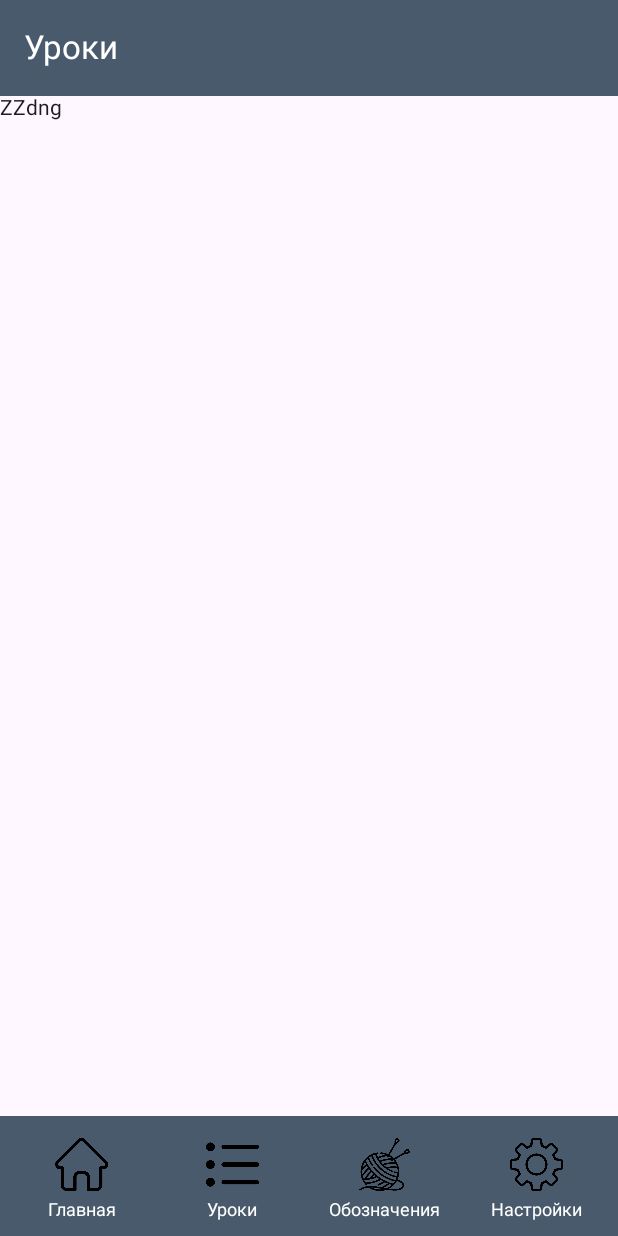
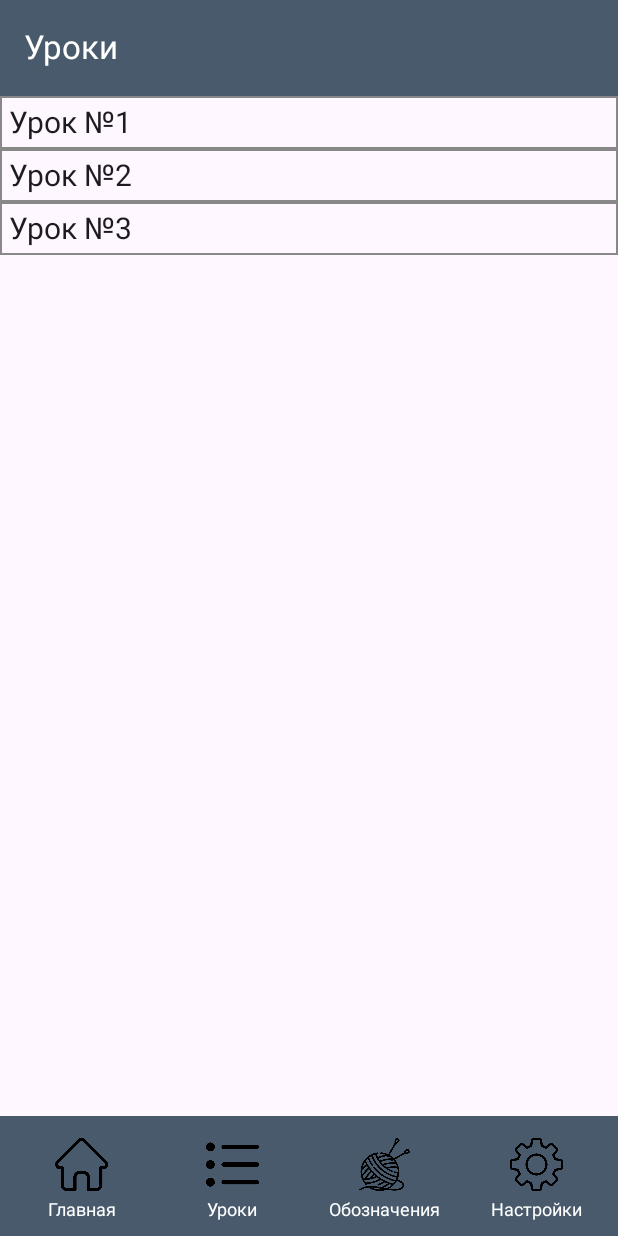
Before and after one commit to VermilionRed/Knitting, an Android app built with Jetpack Compose: the screen it shows after launch (MainActivity), after a tap on "Уроки", on a phone screen of 412 x 824 dp. Run offline under Robolectric (Android 15) with nearby library versions, the phone set to English and light mode, and no system bars.

Commit message:
add lessons button

```diff
--- a/app/src/main/java/com/example/knitting/MainActivity.kt
+++ b/app/src/main/java/com/example/knitting/MainActivity.kt
@@ -5,9 +5,11 @@ import androidx.activity.ComponentActivity
 import androidx.activity.compose.setContent
 import androidx.activity.enableEdgeToEdge
 import androidx.compose.foundation.Image
-import androidx.compose.foundation.background
+import androidx.compose.foundation.border
 import androidx.compose.foundation.clickable
+import androidx.compose.foundation.layout.Box
 import androidx.compose.foundation.layout.Column
+import androidx.compose.foundation.layout.Row
 import androidx.compose.foundation.layout.WindowInsets
 import androidx.compose.foundation.layout.fillMaxSize
 import androidx.compose.foundation.layout.fillMaxWidth
@@ -15,10 +17,11 @@ import androidx.compose.foundation.layout.padding
 import androidx.compose.foundation.layout.safeDrawing
 import androidx.compose.foundation.layout.size
 import androidx.compose.foundation.layout.windowInsetsPadding
+import androidx.compose.foundation.rememberScrollState
+import androidx.compose.foundation.shape.RoundedCornerShape
+import androidx.compose.foundation.verticalScroll
 import androidx.compose.material3.BottomAppBar
-import androidx.compose.material3.Button
 import androidx.compose.material3.ExperimentalMaterial3Api
-import androidx.compose.material3.MaterialTheme
 import androidx.compose.material3.Scaffold
 import androidx.compose.material3.ScaffoldDefaults
 import androidx.compose.material3.Text
@@ -26,9 +29,6 @@ import androidx.compose.material3.TopAppBar
 import androidx.compose.material3.TopAppBarDefaults.topAppBarColors
 import androidx.compose.runtime.Composable
 import androidx.compose.runtime.getValue
-import androidx.compose.runtime.mutableStateOf
-import androidx.compose.runtime.remember
-import androidx.compose.runtime.setValue
 import androidx.compose.ui.Alignment
 import androidx.compose.ui.Modifier
 import androidx.compose.ui.graphics.Color
@@ -62,7 +62,7 @@ fun Main() {
     val navController = rememberNavController()
     val navBackStackEntry by navController.currentBackStackEntryAsState()
     val currentRoute = navBackStackEntry?.destination?.route
-    val myColor = Color(0xFF485A6C)
+    val darkBlue = Color(0xFF485A6C)
 
     Scaffold(
         modifier = Modifier
@@ -73,7 +73,7 @@ fun Main() {
         topBar = {
             TopAppBar(
                 colors = topAppBarColors(
-                    containerColor = myColor,
+                    containerColor = darkBlue,
                     titleContentColor = Color.White,
                 ),
                 title = {
@@ -91,26 +91,40 @@ fun Main() {
     }
 }
 
+//The function that controls the buttons. Throws it at other windows
 @Composable
 fun NavigationGraph(modifier: Modifier, navController: NavHostController) {
     NavHost(
         modifier = modifier,
         navController = navController,
-        startDestination = NavRoutes.Lessons.route
+        startDestination = NavRoutes.Home.route
     ) {
         composable(NavRoutes.Home.route) { Home() }
         composable(NavRoutes.Lessons.route) { Lessons(navController) }
         composable(NavRoutes.Designations.route) { Designations() }
         composable(NavRoutes.Settings.route) { Settings() }
-        composable(NavRoutes.One.route) { One() }
+        composable(NavRoutes.LessonOne.route) { LessonOne(navController) }
+        composable(NavRoutes.LessonTwo.route) { LessonTwo(navController) }
+        composable(NavRoutes.LessonThree.route) { LessonThree(navController) }
     }
 }
 
+sealed class NavRoutes(val route: String) {
+    object Home : NavRoutes("Главная")
+    object Lessons : NavRoutes("Уроки")
+    object Designations : NavRoutes("Обозначения")
+    object Settings : NavRoutes("Настройки")
+    object LessonOne : NavRoutes("Урок №1")
+    object LessonTwo : NavRoutes("Урок №2")
+    object LessonThree : NavRoutes("Урок №3")
+}
+
+//Changing the bottom bar, buttons, images
 @Composable
 fun NavBar(navController: NavHostController) {
-    val myColor = Color(0xFF485A6C)
+    val darkBlue = Color(0xFF485A6C)
     BottomAppBar(
-        containerColor = myColor,
+        containerColor = darkBlue,
         actions = {
             NavBarButton(modifier = Modifier
                 .clickable { navController.navigate(NavRoutes.Home.route) }
@@ -145,6 +159,7 @@ fun NavBar(navController: NavHostController) {
     )
 }
 
+//Bottom bar button pattern, design
 @Composable
 fun NavBarButton(
     modifier: Modifier,
@@ -170,50 +185,165 @@ fun NavBarButton(
     }
 }
 
+//The home window
 @Composable
 fun Home() {
     Column(
         Modifier
-        //.fillMaxWidth()
+            .verticalScroll(rememberScrollState())
     ) {
+        Box(modifier = Modifier) {
             Image(
                 modifier = Modifier
                     .fillMaxWidth(),
+                alpha = 0.3f,
                 bitmap = ImageBitmap.imageResource(R.drawable.yarn_balls),
                 contentScale = ContentScale.FillWidth,
                 contentDescription = "Вязание с нуля",
             )
+            Row(modifier = Modifier
+                .fillMaxWidth()
+                .padding(horizontal = 20.dp)
+            ) {
+                Image(
+                    modifier = Modifier
+                        .align(Alignment.CenterVertically)
+                        .size(70.dp),
+                    bitmap = ImageBitmap.imageResource(R.drawable.knitting_colored),
+                    contentDescription = "Вязание с нуля",
+                )
+                Image(
+                    modifier = Modifier
+                        .fillMaxWidth()
+                        .size(220.dp),
+                    bitmap = ImageBitmap.imageResource(R.drawable.title),
+                    contentDescription = "Вязание с нуля",
+                )
+            }
+        }
         Text(
             "Ваш прогресс:",
             Modifier
                 .padding(start = 20.dp, top = 10.dp),
-            fontSize = 30.sp
+            fontSize = 18.sp
         )
     }
 }
 
+//The lessons window
 @Composable
 fun Lessons(navController: NavHostController) {
-    val myColor = Color(0xFF485A6C)
+    val darkBlue = Color(0xFF485A6C)
     Column {
-        LessonButton(modifier = Modifier
-            .clickable { navController.navigate(NavRoutes.One.route) },
-            text = "ZZdng"
+        LessonButton(
+            modifier = Modifier
+                .clickable { navController.navigate(NavRoutes.LessonOne.route) }
+                .fillMaxWidth(),
+            text = "Урок №1"
+        )
+        LessonButton(
+            modifier = Modifier
+                .clickable { navController.navigate(NavRoutes.LessonTwo.route) }
+                .fillMaxWidth(),
+            text = "Урок №2"
+        )
+        LessonButton(
+            modifier = Modifier
+                .clickable { navController.navigate(NavRoutes.LessonThree.route) }
+                .fillMaxWidth(),
+            text = "Урок №3"
         )
     }
 }
 
+//Lesson button pattern, design
 @Composable
-fun One(){
-    Text(text = "kn df klvnfsvk f")
+fun LessonButton(
+    modifier: Modifier,
+    text: String
+) {
+    Text(
+        text = text,
+        modifier = modifier
+            .border(width = 1.dp, color = Color.Gray)
+            .padding(6.dp),
+        fontSize = 20.sp
+    )
+}
+
+//Windows inside the lessons
+@Composable
+fun LessonOne(navController: NavHostController) {
+    val darkBlue = Color(0xFF485A6C)
+    Column(
+        modifier = Modifier.padding(top = 5.dp, start = 5.dp)
+    ) {
+        ReturnButton(modifier = Modifier
+            .border(width = 2.dp, color = darkBlue, shape = RoundedCornerShape(20.dp))
+            .clickable { navController.navigate(NavRoutes.Lessons.route) }
+            .padding(10.dp),
+            bitmap = ImageBitmap.imageResource(R.drawable.left_arrow),
+            contentDescription = "Вернуться к урокам"
+        )
+        Text(text = "111")
+    }
 }
 
 @Composable
-fun LessonButton(modifier: Modifier, text: String) {
+fun LessonTwo(navController: NavHostController) {
+    val darkBlue = Color(0xFF485A6C)
+    Column(
+        modifier = Modifier.padding(top = 5.dp, start = 5.dp)
+    ) {
+        ReturnButton(modifier = Modifier
+            .border(width = 2.dp, color = darkBlue, shape = RoundedCornerShape(20.dp))
+            .clickable { navController.navigate(NavRoutes.Lessons.route) }
+            .padding(10.dp),
+            bitmap = ImageBitmap.imageResource(R.drawable.left_arrow),
+            contentDescription = "Вернуться к урокам"
+        )
+        Text(text = "222")
+    }
+}
+
+@Composable
+fun LessonThree(navController: NavHostController) {
+    val darkBlue = Color(0xFF485A6C)
+    Column(
+        modifier = Modifier.padding(top = 5.dp, start = 5.dp)
+    ) {
+        ReturnButton(modifier = Modifier
+            .border(width = 2.dp, color = darkBlue, shape = RoundedCornerShape(20.dp))
+            .clickable { navController.navigate(NavRoutes.Lessons.route) }
+            .padding(10.dp),
+            bitmap = ImageBitmap.imageResource(R.drawable.left_arrow),
+            contentDescription = "Вернуться к урокам"
+        )
+        Text(text = "333")
+    }
+}
+
+//Return button pattern, design
+@Composable
+fun ReturnButton(
+    modifier: Modifier,
+    bitmap: ImageBitmap,
+    contentDescription: String
+) {
+    Row(modifier) {
+        Image(
+            modifier = Modifier
+                .size(25.dp),
+            bitmap = bitmap,
+            contentDescription = contentDescription,
+        )
         Text(
-        text = text,
-        modifier = modifier
+            contentDescription,
+            Modifier
+                .align(Alignment.CenterVertically),
+            fontSize = 18.sp
         )
+    }
 }
 
 @Composable
@@ -244,14 +374,6 @@ fun Settings() {
     )
 }
 
-sealed class NavRoutes(val route: String) {
-    object Home : NavRoutes("Главная")
-    object Lessons : NavRoutes("Уроки")
-    object Designations : NavRoutes("Обозначения")
-    object Settings : NavRoutes("Настройки")
-    object One : NavRoutes("One")
-}
-
 @Preview(showBackground = true)
 @Composable
 fun HomePreview() {
--- a/app/src/main/res/values/strings.xml
+++ b/app/src/main/res/values/strings.xml
@@ -1,3 +1,3 @@
 <resources>
-    <string name="app_name">Knitting</string>
+    <string name="app_name">Вязание с нуля</string>
 </resources>
```
Also changed, not shown: app/src/main/res/drawable/left_arrow.png (added), app/src/main/res/drawable/title.png (added). Lines whose indentation alone changed are shown as unchanged.
